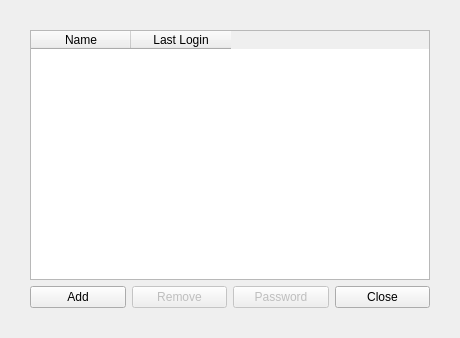
First picture: the form in api/interface/qt/QUserListDialog.ui, repository patrickdemond/Alder, before the edit.
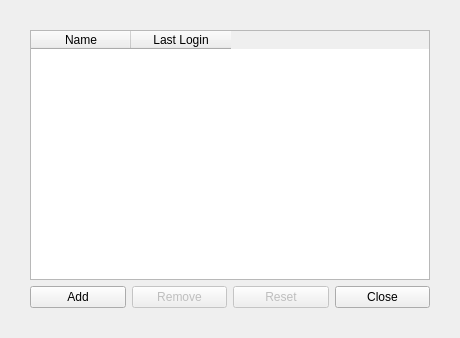
Second picture: the form after the edit.

The edit to the form file:
```diff
--- a/api/interface/qt/QUserListDialog.ui
+++ b/api/interface/qt/QUserListDialog.ui
@@ -65,7 +65,7 @@
         <bool>false</bool>
        </property>
        <property name="text">
-        <string>Password</string>
+        <string>Reset</string>
        </property>
       </widget>
      </item>
```
